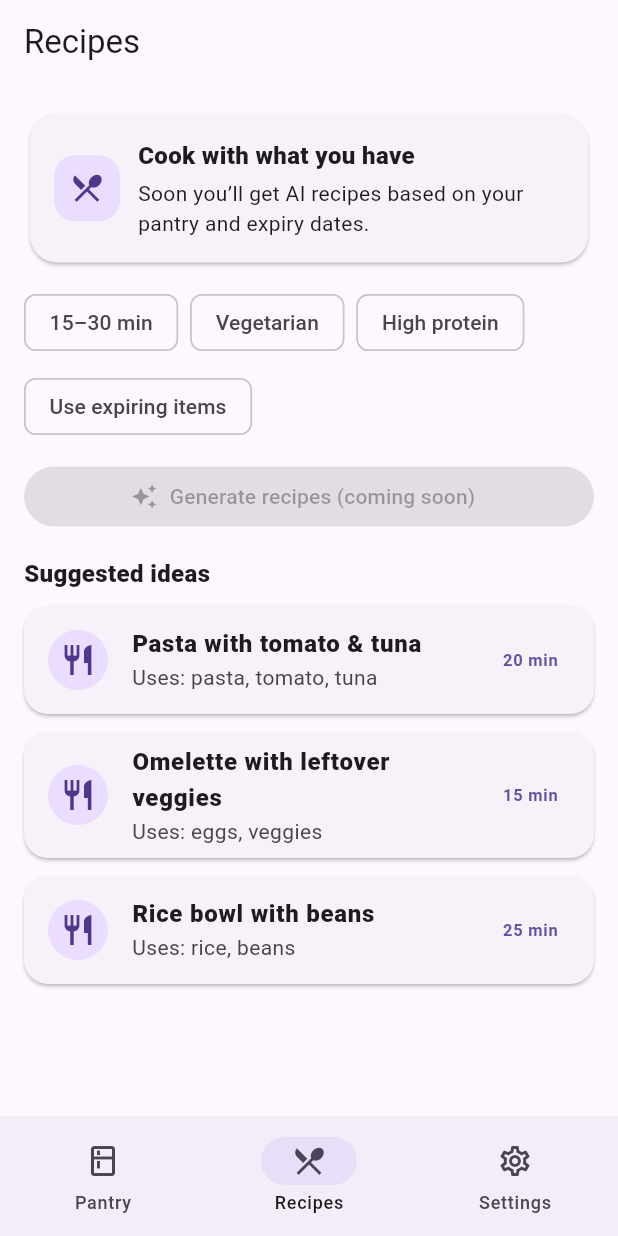
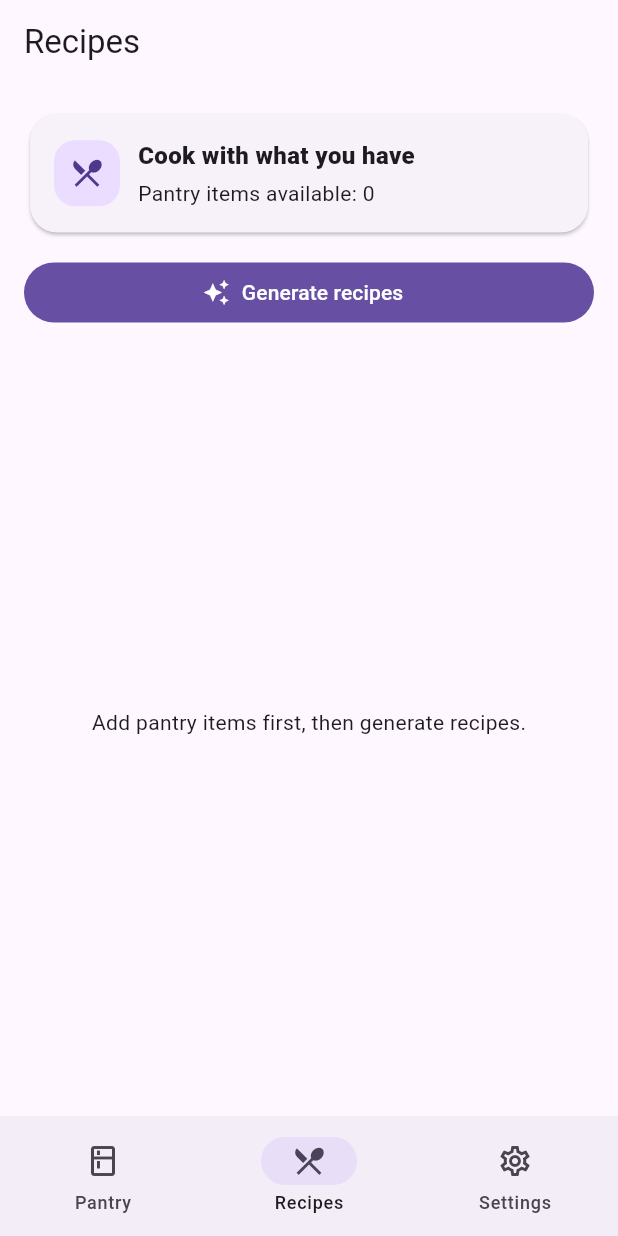
Before and after one commit to KCx15/Smart-Pantry, a Flutter app: the screen it shows after launch, item 2 of the bottom bar chosen, on a phone screen of 412 x 824 dp. Run offline on Flutter 3.47's test engine with Material 3 defaults, Android fonts, the phone set to English and light mode, and no system bars; our stand-ins replace cloud_functions, dotted_border, firebase_analytics, firebase_core, flutter_local_notifications, flutter_riverpod and 4 more; accounts and stored records are empty.

Commit message:
feat: Gemini AI model for recipe suggestions

```diff
--- /dev/null
+++ b/lib/features/recipes/recipe_models.dart
@@ -0,0 +1,28 @@
+class RecipeSuggestion {
+  final String title;
+  final int cookTimeMinutes;
+  final String difficulty; // "easy" | "medium" | "hard"
+  final List<String> uses;
+  final List<String> missing;
+  final List<String> steps;
+
+  const RecipeSuggestion({
+    required this.title,
+    required this.cookTimeMinutes,
+    required this.difficulty,
+    required this.uses,
+    required this.missing,
+    required this.steps,
+  });
+
+  factory RecipeSuggestion.fromJson(Map<String, dynamic> json) {
+    return RecipeSuggestion(
+      title: (json['title'] ?? '') as String,
+      cookTimeMinutes: (json['cook_time_minutes'] ?? 0) as int,
+      difficulty: (json['difficulty'] ?? 'easy') as String,
+      uses: List<String>.from(json['uses'] ?? const []),
+      missing: List<String>.from(json['missing'] ?? const []),
+      steps: List<String>.from(json['steps'] ?? const []),
+    );
+  }
+}
--- a/lib/features/recipes/recipes_screen.dart
+++ b/lib/features/recipes/recipes_screen.dart
@@ -1,10 +1,46 @@
 import 'package:flutter/material.dart';
+import 'package:flutter_riverpod/flutter_riverpod.dart';
 
-class RecipesScreen extends StatelessWidget {
+import '../pantry/pantry_controller.dart';
+import 'recipe_models.dart';
+import 'recipe_service.dart';
+
+class RecipesScreen extends ConsumerStatefulWidget {
   const RecipesScreen({super.key});
 
   @override
+  ConsumerState<RecipesScreen> createState() => _RecipesScreenState();
+}
+
+class _RecipesScreenState extends ConsumerState<RecipesScreen> {
+  bool _loading = false;
+  String? _error;
+  List<RecipeSuggestion> _recipes = const [];
+
+  Future<void> _generate() async {
+    setState(() {
+      _loading = true;
+      _error = null;
+    });
+
+    try {
+      final items = ref.read(pantryControllerProvider);
+      final recipes = await RecipeService.instance.generateRecipes(
+        items: items,
+      );
+
+      setState(() => _recipes = recipes);
+    } catch (e) {
+      setState(() => _error = e.toString());
+    } finally {
+      if (mounted) setState(() => _loading = false);
+    }
+  }
+
+  @override
   Widget build(BuildContext context) {
+    final pantryItems = ref.watch(pantryControllerProvider);
+
     return Scaffold(
       appBar: AppBar(title: const Text('Recipes')),
       body: Padding(
@@ -12,57 +48,128 @@ class RecipesScreen extends StatelessWidget {
         child: Column(
           crossAxisAlignment: CrossAxisAlignment.stretch,
           children: [
-            _HeroCard(),
-            const SizedBox(height: 12),
-
-            Wrap(
-              spacing: 8,
-              runSpacing: 8,
-              children: const [
-                Chip(label: Text('15–30 min')),
-                Chip(label: Text('Vegetarian')),
-                Chip(label: Text('High protein')),
-                Chip(label: Text('Use expiring items')),
-              ],
-            ),
-
+            _HeroCard(pantryCount: pantryItems.length),
             const SizedBox(height: 12),
 
             FilledButton.icon(
-              onPressed: null, // enable when AI is added
-              icon: const Icon(Icons.auto_awesome),
-              label: const Text('Generate recipes (coming soon)'),
+              onPressed: _loading ? null : _generate,
+              icon: _loading
+                  ? const SizedBox(
+                      width: 18,
+                      height: 18,
+                      child: CircularProgressIndicator(strokeWidth: 2),
+                    )
+                  : const Icon(Icons.auto_awesome),
+              label: Text(_loading ? 'Generating…' : 'Generate recipes'),
             ),
+
+            if (_error != null) ...[
+              const SizedBox(height: 12),
+              Container(
+                padding: const EdgeInsets.all(12),
+                decoration: BoxDecoration(
+                  borderRadius: BorderRadius.circular(12),
+                  color: Theme.of(context).colorScheme.errorContainer,
+                ),
+                child: Text(
+                  _error!,
+                  style: TextStyle(
+                    color: Theme.of(context).colorScheme.onErrorContainer,
+                  ),
+                ),
+              ),
+            ],
+
             const SizedBox(height: 16),
 
-            const Text(
-              'Suggested ideas',
-              style: TextStyle(fontSize: 16, fontWeight: FontWeight.w800),
-            ),
-            const SizedBox(height: 10),
-
             Expanded(
-              child: ListView(
-                children: const [
-                  _RecipeCard(
-                    title: 'Pasta with tomato & tuna',
-                    subtitle: 'Uses: pasta, tomato, tuna',
-                    time: '20 min',
-                  ),
-                  _RecipeCard(
-                    title: 'Omelette with leftover veggies',
-                    subtitle: 'Uses: eggs, veggies',
-                    time: '15 min',
-                  ),
-                  _RecipeCard(
-                    title: 'Rice bowl with beans',
-                    subtitle: 'Uses: rice, beans',
-                    time: '25 min',
-                  ),
-                ],
-              ),
+              child: _recipes.isEmpty
+                  ? Center(
+                      child: Text(
+                        pantryItems.isEmpty
+                            ? 'Add pantry items first, then generate recipes.'
+                            : 'Tap “Generate recipes” to get ideas.',
+                      ),
+                    )
+                  : ListView.builder(
+                      itemCount: _recipes.length,
+                      itemBuilder: (context, index) {
+                        final r = _recipes[index];
+                        return _RecipeCard(
+                          recipe: r,
+                          onTap: () => _openRecipe(r),
+                        );
+                      },
+                    ),
             ),
           ],
+        ),
+      ),
+    );
+  }
+
+  void _openRecipe(RecipeSuggestion r) {
+    showModalBottomSheet(
+      context: context,
+      showDragHandle: true,
+      isScrollControlled: true,
+      builder: (_) => SafeArea(
+        child: Padding(
+          padding: const EdgeInsets.all(16),
+          child: SingleChildScrollView(
+            child: Column(
+              crossAxisAlignment: CrossAxisAlignment.start,
+              children: [
+                Text(
+                  r.title,
+                  style: const TextStyle(
+                    fontSize: 20,
+                    fontWeight: FontWeight.w900,
+                  ),
+                ),
+                const SizedBox(height: 8),
+                Text('${r.cookTimeMinutes} min • ${r.difficulty}'),
+                const SizedBox(height: 16),
+
+                const Text(
+                  'Uses (from pantry)',
+                  style: TextStyle(fontWeight: FontWeight.w800),
+                ),
+                const SizedBox(height: 6),
+                Wrap(
+                  spacing: 8,
+                  runSpacing: 8,
+                  children: r.uses.map((s) => Chip(label: Text(s))).toList(),
+                ),
+
+                const SizedBox(height: 14),
+                const Text(
+                  'Missing',
+                  style: TextStyle(fontWeight: FontWeight.w800),
+                ),
+                const SizedBox(height: 6),
+                Wrap(
+                  spacing: 8,
+                  runSpacing: 8,
+                  children: r.missing.map((s) => Chip(label: Text(s))).toList(),
+                ),
+
+                const SizedBox(height: 14),
+                const Text(
+                  'Steps',
+                  style: TextStyle(fontWeight: FontWeight.w800),
+                ),
+                const SizedBox(height: 8),
+                ...List.generate(
+                  r.steps.length,
+                  (i) => Padding(
+                    padding: const EdgeInsets.only(bottom: 8),
+                    child: Text('${i + 1}. ${r.steps[i]}'),
+                  ),
+                ),
+              ],
+            ),
+          ),
         ),
       ),
     );
@@ -70,6 +177,9 @@ class RecipesScreen extends StatelessWidget {
 }
 
 class _HeroCard extends StatelessWidget {
+  final int pantryCount;
+  const _HeroCard({required this.pantryCount});
+
   @override
   Widget build(BuildContext context) {
     return Card(
@@ -92,18 +202,16 @@ class _HeroCard extends StatelessWidget {
               ),
             ),
             const SizedBox(width: 12),
-            const Expanded(
+            Expanded(
               child: Column(
                 crossAxisAlignment: CrossAxisAlignment.start,
                 children: [
-                  Text(
+                  const Text(
                     'Cook with what you have',
-                    style: TextStyle(fontSize: 16, fontWeight: FontWeight.w800),
+                    style: TextStyle(fontSize: 16, fontWeight: FontWeight.w900),
                   ),
-                  SizedBox(height: 4),
-                  Text(
-                    'Soon you’ll get AI recipes based on your pantry and expiry dates.',
-                  ),
+                  const SizedBox(height: 4),
+                  Text('Pantry items available: $pantryCount'),
                 ],
               ),
             ),
@@ -115,15 +223,10 @@ class _HeroCard extends StatelessWidget {
 }
 
 class _RecipeCard extends StatelessWidget {
-  final String title;
-  final String subtitle;
-  final String time;
+  final RecipeSuggestion recipe;
+  final VoidCallback onTap;
 
-  const _RecipeCard({
-    required this.title,
-    required this.subtitle,
-    required this.time,
-  });
+  const _RecipeCard({required this.recipe, required this.onTap});
 
   @override
   Widget build(BuildContext context) {
@@ -131,11 +234,15 @@ class _RecipeCard extends StatelessWidget {
       margin: const EdgeInsets.only(bottom: 12),
       shape: RoundedRectangleBorder(borderRadius: BorderRadius.circular(16)),
       child: ListTile(
+        onTap: onTap,
         leading: const CircleAvatar(child: Icon(Icons.restaurant)),
-        title: Text(title, style: const TextStyle(fontWeight: FontWeight.w800)),
-        subtitle: Text(subtitle),
+        title: Text(
+          recipe.title,
+          style: const TextStyle(fontWeight: FontWeight.w800),
+        ),
+        subtitle: Text('Uses: ${recipe.uses.take(3).join(', ')}'),
         trailing: Text(
-          time,
+          '${recipe.cookTimeMinutes} min',
           style: TextStyle(
             fontWeight: FontWeight.w700,
             color: Theme.of(context).colorScheme.primary,
--- a/pubspec.yaml
+++ b/pubspec.yaml
@@ -29,6 +29,7 @@ dev_dependencies:
   hive_generator: ^2.0.1
   build_runner: ^2.4.11
   dotted_border: ^2.1.0
+  cloud_functions: ^5.0.0
 
 flutter:
   uses-material-design: true
```
Also changed, not shown: lib/features/recipes/recipe_service.dart (added, +52 -0 lines), firebase.json, pubspec.lock, 7 other files.
